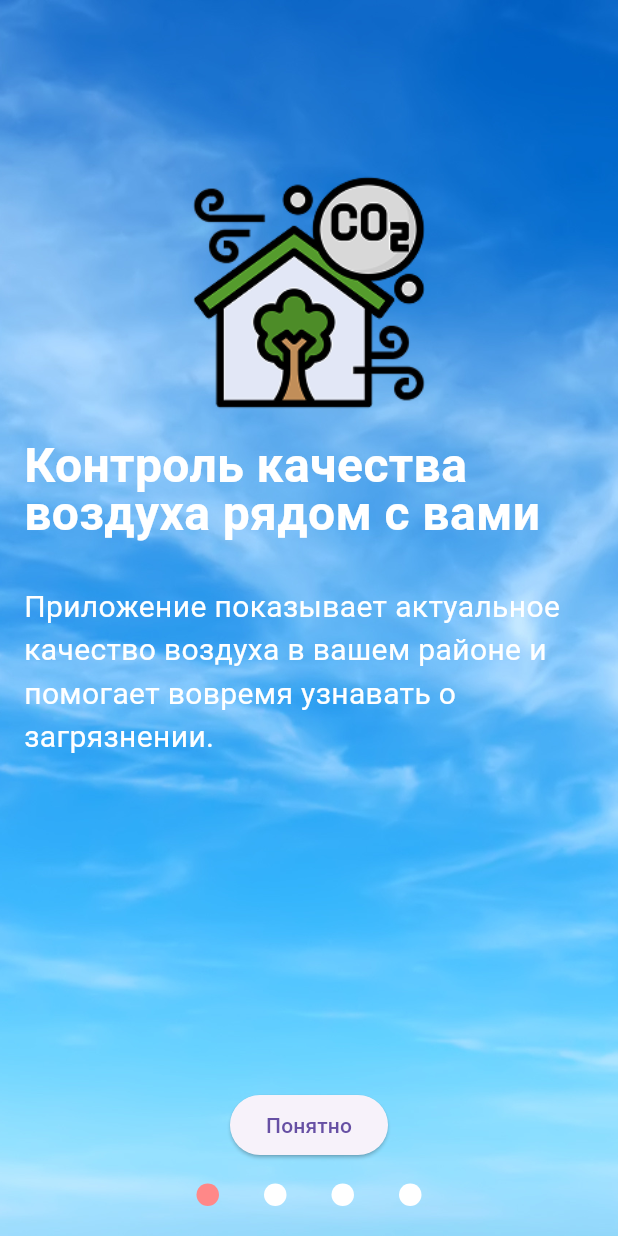
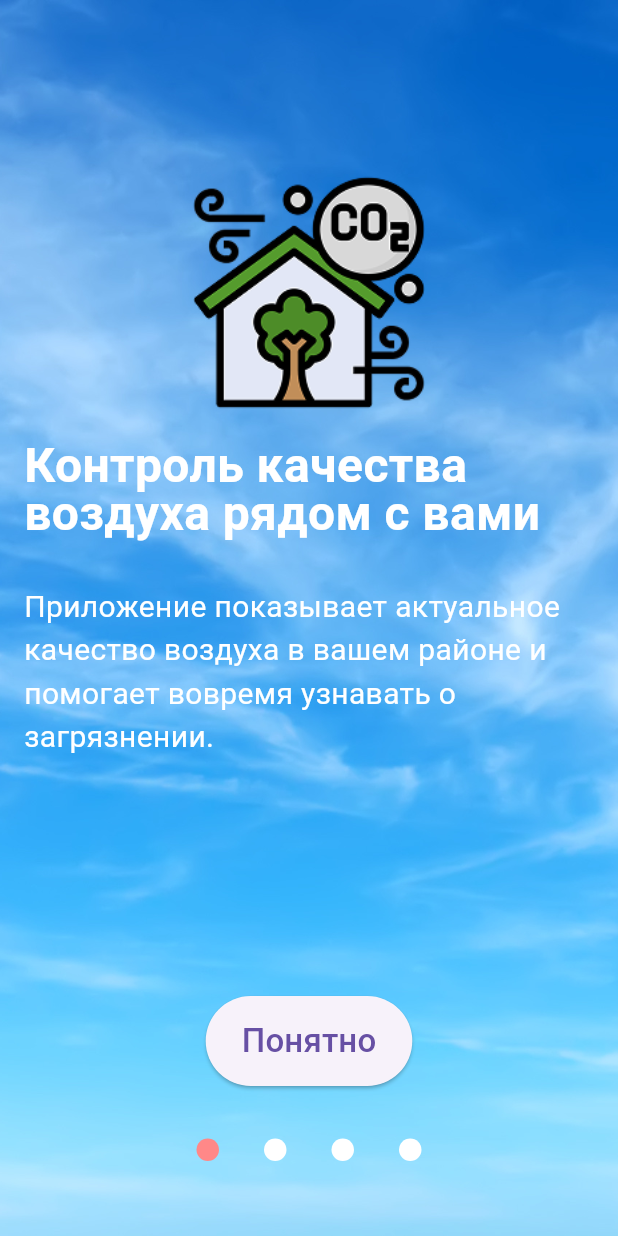
Before and after one commit to Shimekii/mobile-app, a Flutter app: the screen it shows after launch, on a phone screen of 412 x 824 dp. Run offline on Flutter 3.47's test engine with Material 3 defaults, Android fonts, the phone set to English and light mode, and no system bars.

Commit message:
Отрисовка перенесена в отдельный класс

```diff
--- a/lib/features/onboarding/onboarding_page.dart
+++ b/lib/features/onboarding/onboarding_page.dart
@@ -3,33 +3,53 @@ import 'package:flutter/material.dart';
 class OnboardingPage extends StatelessWidget {
   final String title;
   final String imagePath;
+  final String description;
 
-  const OnboardingPage({required this.title, required this.imagePath, Key? key}) : super(key: key);
+  const OnboardingPage({
+    required this.title,
+    required this.imagePath,
+    required this.description,
+    Key? key
+  }) : super(key: key);
 
   @override
   Widget build(BuildContext context) {
     return Stack(
       children: [
-        // фон
-        Container(
-          decoration: BoxDecoration(
-            image: DecorationImage(
-              image: AssetImage(imagePath),
-              fit: BoxFit.cover, // растянуть на весь экран
+        Column(
+          mainAxisAlignment: MainAxisAlignment.start,
+          children: [
+            SizedBox(height: 100), // отступ сверху
+            // Картинка с реальными размерами
+            Image.asset(
+              imagePath,
+              width: 158,   // ставишь нужную ширину
+              height: 158,  // ставишь нужную высоту
+              fit: BoxFit.contain, // сохраняет пропорции
             ),
-          ),
-        ),
-        // контент поверх
-        Center(
-          child: Text(
+            SizedBox(height: 20),
+            // Заголовок
+            Text(
               title,
               style: TextStyle(
                 fontSize: 32,
+                fontWeight: FontWeight.bold,
                 color: Colors.white,
-              fontWeight: FontWeight.bold,
+                height: 1,
               ),
+              textAlign: TextAlign.left,
             ),
+            SizedBox(height: 32),
+            Text(
+              description,
+              style: TextStyle(
+                fontSize: 20,
+                color: Colors.white,
               ),
+              textAlign: TextAlign.left,
+            )
+          ],
+        )
       ],
     );
   }
--- a/lib/features/onboarding/onboarding_screen.dart
+++ b/lib/features/onboarding/onboarding_screen.dart
@@ -1,3 +1,4 @@
+import 'package:air_check/features/onboarding/onboarding_page.dart';
 import 'package:flutter/material.dart';
 
 class OnboardingScreen extends StatefulWidget {
@@ -41,50 +42,24 @@ class _OnboardingScreenState extends State<OnboardingScreen> {
                 setState(() => currentPage = index);
               },
               itemBuilder: (context, index) {
-                return Column(
-                  mainAxisAlignment: MainAxisAlignment.start,
-                  children: [
-                    SizedBox(height: 100), // отступ сверху
-                    // Картинка с реальными размерами
-                    Image.asset(
-                      pages[index]["image"]!,
-                      width: 158,   // ставишь нужную ширину
-                      height: 158,  // ставишь нужную высоту
-                      fit: BoxFit.contain, // сохраняет пропорции
-                    ),
-                    SizedBox(height: 20),
-                    // Заголовок
-                    Text(
-                      pages[index]["title"]!,
-                      style: TextStyle(
-                        fontSize: 32,
-                        fontWeight: FontWeight.bold,
-                        color: Colors.white,
-                        height: 1,
-                      ),
-                      textAlign: TextAlign.left,
-                    ),
-                    SizedBox(height: 32),
-                    Text(
-                      pages[index]["description"]!,
-                      style: TextStyle(
-                        fontSize: 20,
-                        color: Colors.white,
-                      ),
-                      textAlign: TextAlign.left,
-                    )
-                  ],
+                return OnboardingPage(
+                  title: pages[index]["title"]!,
+                  imagePath: pages[index]["image"]!,
+                  description: pages[index]["description"]!,
                 );
               },
             ),
           ),
           // Кнопка "Next / Start" внизу
           Positioned(
-            bottom: 50,
+            bottom: 100,
             left: 0,
             right: 0,
             child: Center(
               child: ElevatedButton(
+                style: ElevatedButton.styleFrom(
+                  minimumSize: Size(135, 60)
+                ),
                 onPressed: () {
                   if (currentPage == pages.length - 1) {
                     // Последняя страница → HomeScreen
@@ -96,12 +71,17 @@ class _OnboardingScreenState extends State<OnboardingScreen> {
                     );
                   }
                 },
-                child: Text(currentPage == pages.length - 1 ? "Начать" : "Понятно"),
+                child: Text(
+                  currentPage == pages.length - 1 ? "Начать" : "Понятно",
+                  style: TextStyle(
+                    fontSize: 22
+                  ),
+                ),
               ),
             ),
           ),
           Positioned(
-            bottom: 20,
+            bottom: 50,
             left: 0,
             right: 0,
             child: Row(
```
Lines whose indentation alone changed are shown as unchanged.
